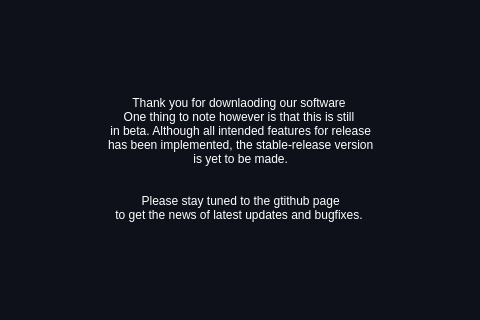
Old version of the form welcomescreen.ui in the repository Deatrax/codenheimer; both pictures show x 299 to 779 and y 180 to 500 of the 1076 by 724 pixel window.
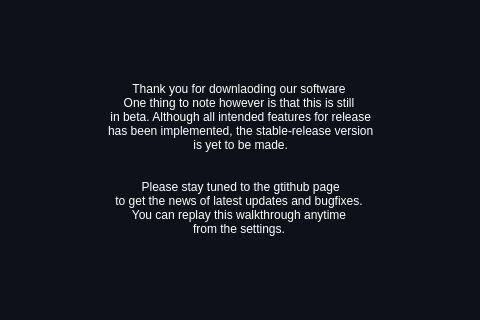
New version of the form. The open tabs and pages were chosen to show the change.

Commit message: added walkthrough replay

```diff
--- a/welcomescreen.ui
+++ b/welcomescreen.ui
@@ -1168,7 +1168,9 @@
 
 
  Please stay tuned to the gtithub page
-to get the news of latest updates and bugfixes.</string>
+to get the news of latest updates and bugfixes. 
+You can replay this walkthrough anytime
+from the settings.</string>
              </property>
              <property name="alignment">
               <set>Qt::AlignCenter</set>
```
Left out of the diff: 2 changed lines with no effect on the pictures. The commit also changes 5 other files.
